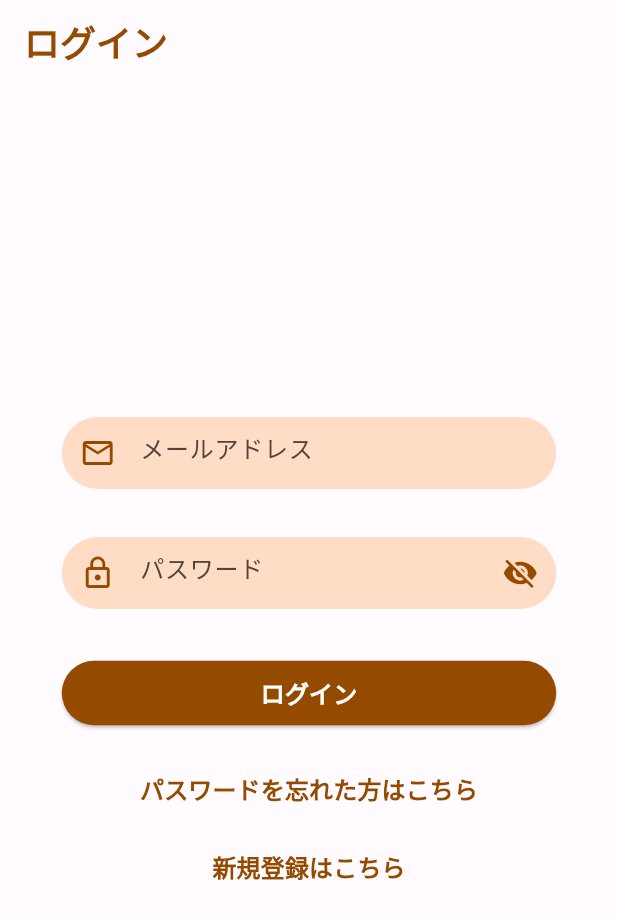
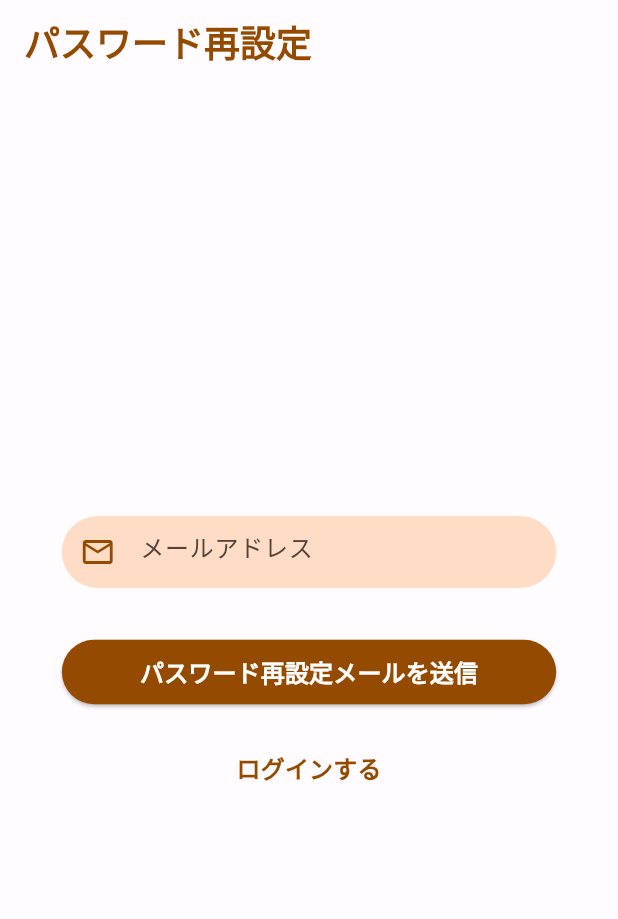
Before and after one commit to oishikai/moved-on, a Flutter app: the screen it shows after launch, after a tap on "パスワードを忘れた方はこちら", on a phone screen of 412 x 824 dp. Shown: the top 919 px of the screen. Run offline on Flutter 3.47's test engine with Material 2 defaults, Android fonts, the phone set to English and light mode, and no system bars; our stand-ins replace firebase_auth, firebase_core, flutter_riverpod, go_router; accounts and stored records are empty.

Commit message:
パスワード再設定機能追加

```diff
--- a/lib/pages/login_page.dart
+++ b/lib/pages/auth/login_page.dart
@@ -3,7 +3,7 @@ import 'package:flutter/material.dart';
 import 'package:flutter/services.dart';
 import 'package:go_router/go_router.dart';
 
-import '../widgets/auth_error_dialog.dart';
+import '../../widgets/auth_error_dialog.dart';
 
 class LoginPage extends StatefulWidget {
   const LoginPage({super.key});
@@ -163,7 +163,9 @@ class _LoginPageState extends State<LoginPage> {
                 height: 16,
               ),
               TextButton(
-                onPressed: () {},
+                onPressed: () {
+                  context.go('/reset_password');
+                },
                 child: Text(
                   'パスワードを忘れた方はこちら',
                   style: TextStyle(
--- /dev/null
+++ b/lib/pages/auth/reset_password_page.dart
@@ -0,0 +1,139 @@
+import 'package:firebase_auth/firebase_auth.dart';
+import 'package:flutter/material.dart';
+import 'package:flutter/services.dart';
+import 'package:go_router/go_router.dart';
+
+import '../../widgets/auth_error_dialog.dart';
+
+class ResetPasswordPage extends StatefulWidget {
+  const ResetPasswordPage({super.key});
+
+  @override
+  State<ResetPasswordPage> createState() => _ResetPasswordPageState();
+}
+
+class _ResetPasswordPageState extends State<ResetPasswordPage> {
+  final TextEditingController _emailController = TextEditingController();
+
+  // 登録ボタン押下時
+  _resetPassword() async {
+    // キーボードを閉じる
+    FocusScope.of(context).unfocus();
+
+    // 登録
+    try {
+      await FirebaseAuth.instance.sendPasswordResetEmail(email: _emailController.text);
+      if (!mounted) return;
+      ScaffoldMessenger.of(context).showSnackBar(
+        SnackBar(
+          backgroundColor: Theme.of(context).colorScheme.primary,
+          content: Text(
+            'パスワード再設定メールを送信しました',
+            style: TextStyle(
+              color: Theme.of(context).colorScheme.onPrimary,
+              fontSize: 16,
+            ),
+          ),
+          duration: const Duration(seconds: 1),
+        ),
+      );
+    } catch (e) {
+      showDialog(
+        context: context,
+        builder: (context) => AuthErrorDialog(error: e),
+      );
+    }
+  }
+
+  @override
+  Widget build(BuildContext context) {
+    return Scaffold(
+      appBar: AppBar(
+        backgroundColor: Theme.of(context).colorScheme.background,
+        elevation: 0,
+        title: Text(
+          'パスワード再設定',
+          style: TextStyle(
+            fontSize: 24,
+            fontWeight: FontWeight.bold,
+            color: Theme.of(context).colorScheme.primary,
+          ),
+        ),
+      ),
+      body: GestureDetector(
+        behavior: HitTestBehavior.opaque,
+        onTap: () => FocusScope.of(context).unfocus(),
+        child: Center(
+            child: SizedBox(
+          width: MediaQuery.of(context).size.width * 0.8,
+          child: Column(
+            mainAxisAlignment: MainAxisAlignment.center,
+            children: [
+              Container(
+                decoration: BoxDecoration(
+                  color: Theme.of(context).colorScheme.secondaryContainer,
+                  borderRadius: BorderRadius.circular(40),
+                ),
+                child: TextField(
+                  controller: _emailController,
+                  keyboardType: TextInputType.emailAddress,
+                  inputFormatters: [FilteringTextInputFormatter.allow(RegExp(r'^[a-zA-Z0-9@.]+$'))],
+                  decoration: InputDecoration(
+                    hintText: 'メールアドレス',
+                    border: InputBorder.none,
+                    prefixIcon: Icon(
+                      Icons.mail_outline,
+                      color: Theme.of(context).colorScheme.primary,
+                    ),
+                  ),
+                  style: TextStyle(
+                    color: Theme.of(context).colorScheme.onSecondaryContainer,
+                    fontSize: 16,
+                  ),
+                ),
+              ),
+              const SizedBox(
+                height: 32,
+              ),
+              SizedBox(
+                width: double.infinity,
+                child: ElevatedButton(
+                  onPressed: () => _resetPassword(),
+                  style: ElevatedButton.styleFrom(
+                    backgroundColor: Theme.of(context).colorScheme.primary,
+                    foregroundColor: Theme.of(context).colorScheme.onPrimary,
+                    shape: RoundedRectangleBorder(
+                      borderRadius: BorderRadius.circular(40),
+                    ),
+                    padding: const EdgeInsets.symmetric(vertical: 10),
+                  ),
+                  child: const Text(
+                    'パスワード再設定メールを送信',
+                    style: TextStyle(
+                      fontSize: 16,
+                      fontWeight: FontWeight.bold,
+                    ),
+                  ),
+                ),
+              ),
+              const SizedBox(
+                height: 16,
+              ),
+              TextButton(
+                onPressed: () => context.go('/login'),
+                child: Text(
+                  'ログインする',
+                  style: TextStyle(
+                    fontSize: 16,
+                    fontWeight: FontWeight.bold,
+                    color: Theme.of(context).colorScheme.primary,
+                  ),
+                ),
+              ),
+            ],
+          ),
+        )),
+      ),
+    );
+  }
+}
--- a/lib/pages/signup_page.dart
+++ b/lib/pages/auth/signup_page.dart
@@ -3,7 +3,7 @@ import 'package:flutter/material.dart';
 import 'package:flutter/services.dart';
 import 'package:go_router/go_router.dart';
 
-import '../widgets/auth_error_dialog.dart';
+import '../../widgets/auth_error_dialog.dart';
 
 class SignUpPage extends StatefulWidget {
   const SignUpPage({super.key});
--- a/lib/providers/router.dart
+++ b/lib/providers/router.dart
@@ -1,11 +1,12 @@
 import 'package:flutter_riverpod/flutter_riverpod.dart';
 import 'package:go_router/go_router.dart';
+import 'package:moved_on/pages/auth/reset_password_page.dart';
 import 'package:moved_on/providers/user.dart';
 
+import '../pages/auth/login_page.dart';
+import '../pages/auth/signup_page.dart';
 import '../pages/home_page.dart';
-import '../pages/login_page.dart';
 import '../pages/next_page.dart';
-import '../pages/signup_page.dart';
 
 final routerProvider = Provider<GoRouter>((ref) {
   final user = ref.watch(userProvider);
@@ -24,13 +25,17 @@ final routerProvider = Provider<GoRouter>((ref) {
         builder: (context, state) => const SignUpPage(),
       ),
       GoRoute(
+        path: '/reset_password',
+        builder: (context, state) => const ResetPasswordPage(),
+      ),
+      GoRoute(
         path: '/next',
         builder: (context, state) => const NextPage(),
       )
     ],
     redirect: (context, state) {
-      // ログイン画面とサインアップ画面はリダイレクトしない
-      if (state.matchedLocation == '/login' || state.matchedLocation == '/signup') {
+      // 認証関連のページはリダイレクトしない
+      if (state.matchedLocation == '/login' || state.matchedLocation == '/signup' || state.matchedLocation == '/reset_password') {
         return null;
       }
 
```
Also changed, not shown: lib/auth/authenticate.dart (deleted, +0 -30 lines).
